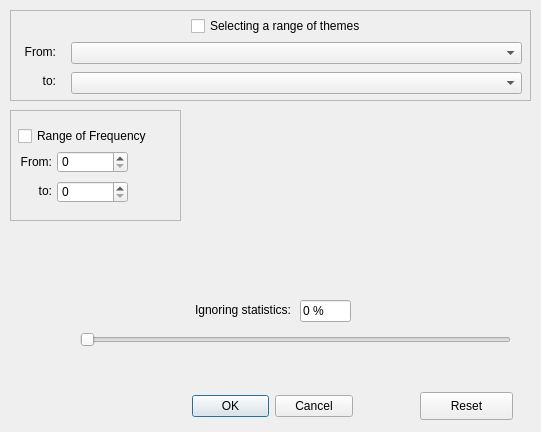
The window that testsettings.ui (OkhinVI/wortschatz) describes before a commit, drawn with Qt 5.
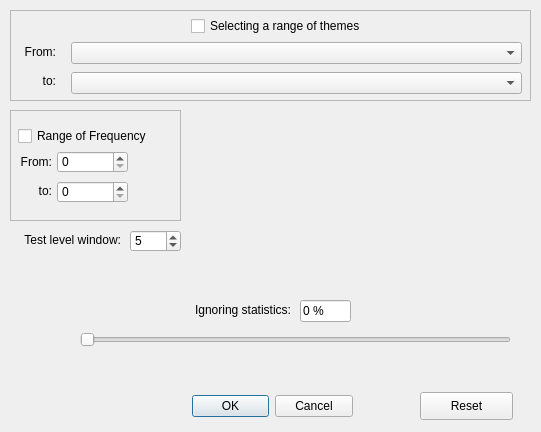
The same window after the commit.

Commit message: add Test level window

The edit to the form file:
```diff
--- a/testsettings.ui
+++ b/testsettings.ui
@@ -278,6 +278,47 @@
     </widget>
    </widget>
   </widget>
+  <widget class="QSpinBox" name="spinBoxDelataLevel">
+   <property name="geometry">
+    <rect>
+     <x>130</x>
+     <y>230</y>
+     <width>51</width>
+     <height>22</height>
+    </rect>
+   </property>
+   <property name="readOnly">
+    <bool>false</bool>
+   </property>
+   <property name="minimum">
+    <number>1</number>
+   </property>
+   <property name="maximum">
+    <number>20</number>
+   </property>
+   <property name="singleStep">
+    <number>1</number>
+   </property>
+   <property name="value">
+    <number>5</number>
+   </property>
+  </widget>
+  <widget class="QLabel" name="label_6">
+   <property name="geometry">
+    <rect>
+     <x>10</x>
+     <y>230</y>
+     <width>111</width>
+     <height>20</height>
+    </rect>
+   </property>
+   <property name="text">
+    <string>Test level window:</string>
+   </property>
+   <property name="alignment">
+    <set>Qt::AlignRight|Qt::AlignTrailing|Qt::AlignVCenter</set>
+   </property>
+  </widget>
  </widget>
  <resources/>
  <connections>
```
The commit also changes 3 other files.
